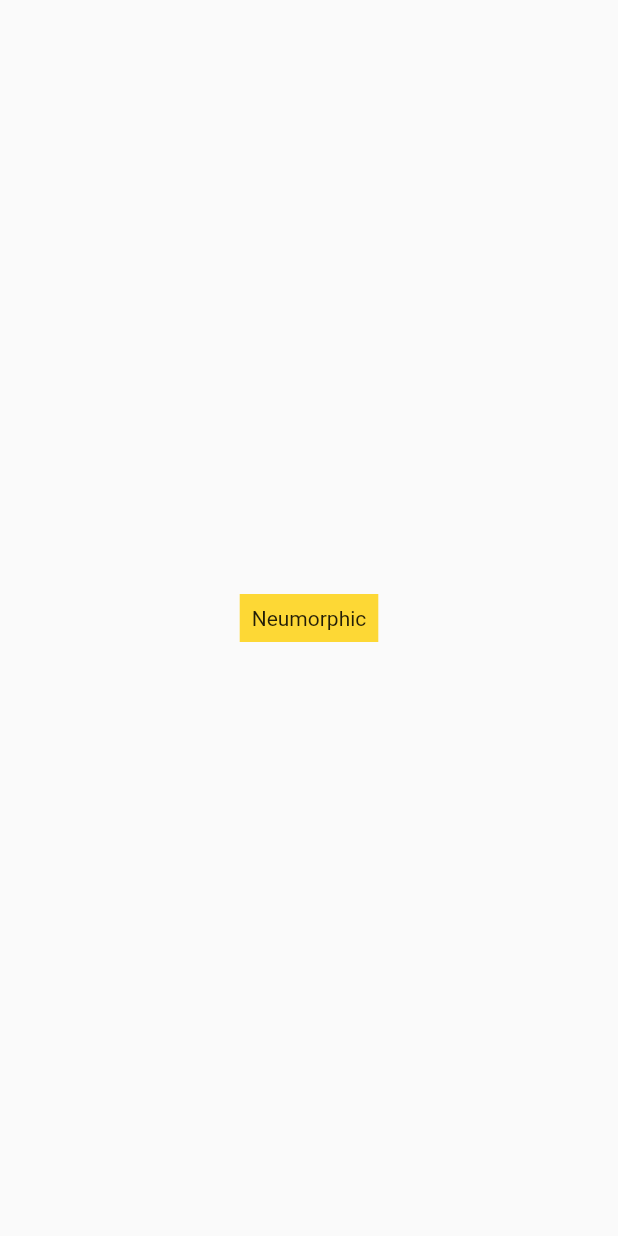
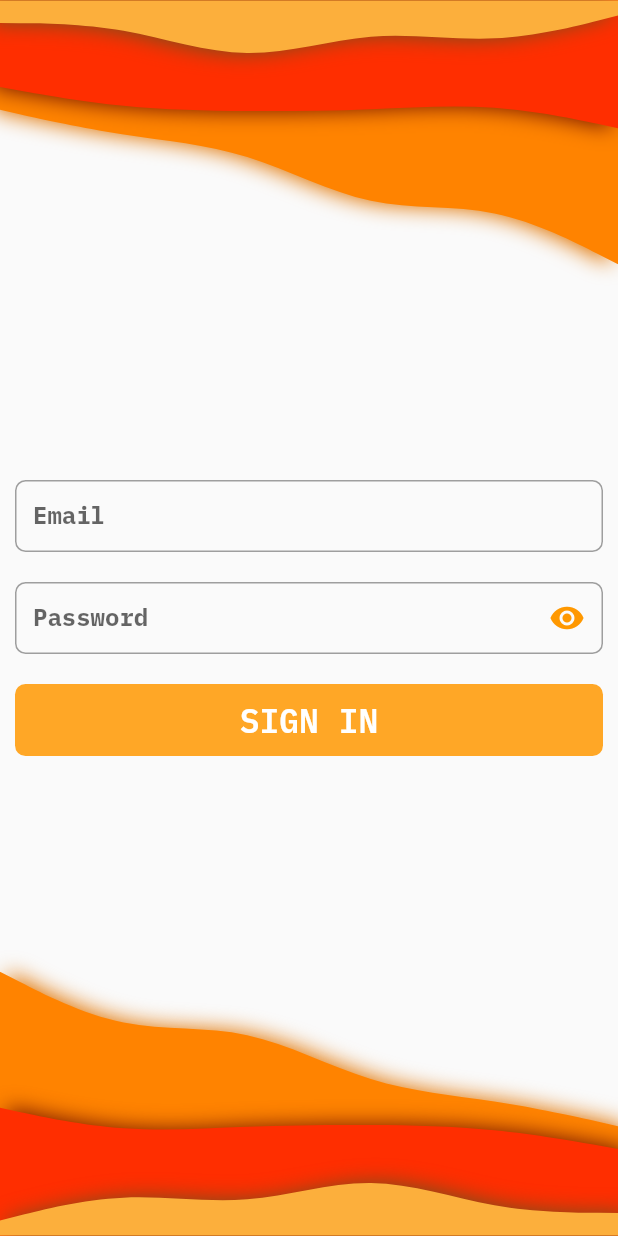
Before and after one commit to chesnoksatan/flutter_login_screens, a Flutter app: the ModernPage screen opened by its route, on a phone screen of 412 x 824 dp. Run offline on Flutter 3.47's test engine with Material 2 defaults, Android fonts, the phone set to English and light mode, and no system bars; drawn by our look-alikes of simple_shadow; our stand-ins replace flutter_svg.

Commit message:
Add Modern login screen

```diff
--- /dev/null
+++ b/lib/src/Modern/Background.dart
@@ -0,0 +1,168 @@
+import 'package:flutter/material.dart';
+
+import 'package:flutter_svg/flutter_svg.dart';
+import 'package:simple_shadow/simple_shadow.dart';
+
+class Background extends StatelessWidget {
+  const Background({Key? key}) : super(key: key);
+
+  @override
+  Widget build(BuildContext context) {
+    return Column(
+      mainAxisAlignment: MainAxisAlignment.spaceBetween,
+      children: [
+        RotatedBox(
+          quarterTurns: 2,
+          child: Stack(
+            alignment: AlignmentDirectional.bottomEnd,
+            children: [
+              SimpleShadow(
+                child: SvgPicture.asset(
+                  "assets/images/wave-haikei_1.svg",
+                  alignment: Alignment.bottomCenter,
+                ),
+                opacity: 1,
+                color: Colors.black12,
+                offset: Offset(5, 0),
+                sigma: 7,
+              ),
+              SimpleShadow(
+                child: SvgPicture.asset(
+                  "assets/images/wave-haikei_2.svg",
+                  alignment: Alignment.bottomCenter,
+                ),
+                opacity: 1,
+                color: Colors.black54,
+                offset: Offset(5, 0),
+                sigma: 7,
+              ),
+              SimpleShadow(
+                child: SvgPicture.asset(
+                  "assets/images/wave-haikei_3.svg",
+                  alignment: Alignment.bottomCenter,
+                ),
+                opacity: 1,
+                color: Colors.black54,
+                offset: Offset(5, 0),
+                sigma: 7,
+              ),
+            ],
+          ),
+        ),
+        Stack(
+          alignment: AlignmentDirectional.bottomEnd,
+          children: [
+            SimpleShadow(
+              child: SvgPicture.asset(
+                "assets/images/wave-haikei_1.svg",
+                alignment: Alignment.bottomCenter,
+              ),
+              opacity: 1,
+              color: Colors.black12,
+              offset: Offset(5, 0),
+              sigma: 7,
+            ),
+            SimpleShadow(
+              child: SvgPicture.asset(
+                "assets/images/wave-haikei_2.svg",
+                alignment: Alignment.bottomCenter,
+              ),
+              opacity: 1,
+              color: Colors.black54,
+              offset: Offset(5, 0),
+              sigma: 7,
+            ),
+            SimpleShadow(
+              child: SvgPicture.asset(
+                "assets/images/wave-haikei_3.svg",
+                alignment: Alignment.bottomCenter,
+              ),
+              opacity: 1,
+              color: Colors.black54,
+              offset: Offset(5, 0),
+              sigma: 7,
+            ),
+          ],
+        )
+      ],
+    );
+    // return Container(
+    //   child: Column(
+    //     mainAxisAlignment: MainAxisAlignment.spaceBetween,
+    //     children: [
+    //       Stack(
+    //         alignment: AlignmentDirectional.bottomEnd,
+    //         fit: StackFit.expand,
+    //         children: [
+    //           SimpleShadow(
+    //             child: SvgPicture.asset(
+    //               "assets/images/wave-haikei_1.svg",
+    //               alignment: Alignment.bottomCenter,
+    //             ),
+    //             opacity: 1,
+    //             color: Colors.black12,
+    //             offset: Offset(5, 0),
+    //             sigma: 7,
+    //           ),
+    //           SimpleShadow(
+    //             child: SvgPicture.asset(
+    //               "assets/images/wave-haikei_2.svg",
+    //               alignment: Alignment.bottomCenter,
+    //             ),
+    //             opacity: 1,
+    //             color: Colors.black54,
+    //             offset: Offset(5, 0),
+    //             sigma: 7,
+    //           ),
+    //           SimpleShadow(
+    //             child: SvgPicture.asset(
+    //               "assets/images/wave-haikei_3.svg",
+    //               alignment: Alignment.bottomCenter,
+    //             ),
+    //             opacity: 1,
+    //             color: Colors.black54,
+    //             offset: Offset(5, 0),
+    //             sigma: 7,
+    //           ),
+    //         ],
+    //       ),
+    //       Stack(
+    //         alignment: AlignmentDirectional.bottomEnd,
+    //         children: [
+    //           SimpleShadow(
+    //             child: SvgPicture.asset(
+    //               "assets/images/wave-haikei_1.svg",
+    //               alignment: Alignment.bottomCenter,
+    //             ),
+    //             opacity: 1,
+    //             color: Colors.black12,
+    //             offset: Offset(5, 0),
+    //             sigma: 7,
+    //           ),
+    //           SimpleShadow(
+    //             child: SvgPicture.asset(
+    //               "assets/images/wave-haikei_2.svg",
+    //               alignment: Alignment.bottomCenter,
+    //             ),
+    //             opacity: 1,
+    //             color: Colors.black54,
+    //             offset: Offset(5, 0),
+    //             sigma: 7,
+    //           ),
+    //           SimpleShadow(
+    //             child: SvgPicture.asset(
+    //               "assets/images/wave-haikei_3.svg",
+    //               alignment: Alignment.bottomCenter,
+    //             ),
+    //             opacity: 1,
+    //             color: Colors.black54,
+    //             offset: Offset(5, 0),
+    //             sigma: 7,
+    //           ),
+    //         ],
+    //       )
+    //     ],
+    //   ),
+    // );
+  }
+}
--- /dev/null
+++ b/lib/src/Modern/EmailField.dart
@@ -0,0 +1,43 @@
+import 'package:flutter/material.dart';
+
+class EmailField extends StatelessWidget {
+  const EmailField({Key? key}) : super(key: key);
+
+  @override
+  Widget build(BuildContext context) {
+    return Container(
+      height: 48,
+      child: const TextField(
+        decoration: InputDecoration(
+          enabledBorder: OutlineInputBorder(
+            borderRadius: BorderRadius.all(Radius.circular(7)),
+            borderSide: BorderSide(color: Colors.grey, width: 1.0),
+          ),
+          focusedBorder: OutlineInputBorder(
+            borderRadius: BorderRadius.all(Radius.circular(7)),
+            borderSide: BorderSide(color: Colors.orange, width: 1.0),
+          ),
+          floatingLabelStyle: TextStyle(
+            color: Colors.orange,
+            fontSize: 16,
+            fontWeight: FontWeight.w700,
+            fontFamily: 'IBMPlex',
+          ),
+          labelText: 'Email',
+          hintStyle: TextStyle(
+            color: Color(0xC0546E7A),
+            fontSize: 16,
+            fontWeight: FontWeight.w700,
+            fontFamily: 'IBMPlex',
+          ),
+        ),
+        style: TextStyle(
+          color: Color(0xFF546E7A),
+          fontSize: 16,
+          fontWeight: FontWeight.w700,
+          fontFamily: 'IBMPlex',
+        ),
+      ),
+    );
+  }
+}
--- a/lib/src/Modern/Page.dart
+++ b/lib/src/Modern/Page.dart
@@ -1,6 +1,10 @@
 import 'package:flutter/material.dart';
 
 import 'package:login_screens/src/Routes.dart';
+import 'package:login_screens/src/Modern/Background.dart';
+
+import 'package:login_screens/src/Modern/PasswordField.dart';
+import 'package:login_screens/src/Modern/EmailField.dart';
 
 class ModernPage extends StatelessWidget {
   const ModernPage({Key? key}) : super(key: key);
@@ -9,16 +13,104 @@ class ModernPage extends StatelessWidget {
   @override
   Widget build(BuildContext context) {
     return Scaffold(
-      body: Center(
-        child: GestureDetector(
-          onTap: () { Navigator.pushReplacementNamed(context, Routes.Neumorphic); },
-          child: Container(
-            color: Colors.yellow.shade600,
-            padding: const EdgeInsets.all(8),
-            // Change button text when light changes state.
-            child: const Text('Neumorphic'),
-          ),
-        )
+      resizeToAvoidBottomInset: false,
+      body: Container(
+        color: Colors.transparent,
+        child: Stack(
+          children: [
+            Background(),
+            Center(
+              child: Column(
+                mainAxisAlignment: MainAxisAlignment.center,
+                children: [
+                  const Padding(
+                    padding: EdgeInsets.all(10),
+                    child: EmailField(),
+                  ),
+                  const Padding(
+                    padding: EdgeInsets.all(10),
+                    child: PasswordField(),
+                  ),
+                  Padding(
+                    padding: const EdgeInsets.all(10),
+                    child: GestureDetector(
+                      onTap: () { Navigator.pushReplacementNamed(context, Routes.Neumorphic); },
+                      child: Container(
+                        width: 400,
+                        height: 48,
+                        decoration: BoxDecoration(
+                          color: Colors.orange[400],
+                          borderRadius: BorderRadius.all(Radius.circular(7)),
+                        ),
+                        child: const Center(
+                          child: Text(
+                            "SIGN IN",
+                            style: TextStyle(
+                              color: Color(0xFFFFFFFF),
+                              fontSize: 22,
+                              fontWeight: FontWeight.w600,
+                              fontFamily: 'IBMPlex',
+                            ),
+                          ),
+                        ),
+                      ),
+                    ),
+                  ),
+                ],
+              ),
+            )
+          ],
+        ),
+      ),
+    );
+    return Scaffold(
+      body: Container(
+        color: Colors.brown[200],
+        child: Stack(
+          children: [
+            Background(),
+            Center(
+              child: Column(
+                mainAxisAlignment: MainAxisAlignment.center,
+                children: [
+                  Padding(
+                    padding: const EdgeInsets.all(10),
+                    child: TextField(),
+                  ),
+                  Padding(
+                    padding: const EdgeInsets.all(10),
+                    child: PasswordField(),
+                  ),
+                  Padding(
+                    padding: const EdgeInsets.all(20),
+                    child: GestureDetector(
+                      onTap: () { Navigator.pushReplacementNamed(context, Routes.Neumorphic); },
+                      child: Container(
+                        width: 400,
+                        height: 40,
+                        decoration: BoxDecoration(
+                          color: Colors.orange[400],
+                          borderRadius: BorderRadius.all(Radius.circular(7)),
+                        ),
+                        child: const Center(
+                          child: Text(
+                            "SIGN IN",
+                            style: TextStyle(
+                              color: Color(0xFFFFFFFF),
+                              fontSize: 22,
+                              fontWeight: FontWeight.w600,
+                              fontFamily: 'IBMPlex',
+                            ),
+                          ),
+                        ),
+                      ),
+                    ),
+                  ),
+                ],
+              ),
+            )
+          ],
+        ),
       ),
     );
   }
--- /dev/null
+++ b/lib/src/Modern/PasswordField.dart
@@ -0,0 +1,64 @@
+import 'package:flutter/material.dart';
+
+class PasswordField extends StatefulWidget {
+  const PasswordField({Key? key}) : super(key: key);
+
+  @override
+  State<PasswordField> createState() => PasswordFieldState();
+}
+
+class PasswordFieldState extends State<PasswordField> {
+
+  bool _obscureText = true;
+
+  void toogleObscure()
+  {
+    _obscureText = !_obscureText;
+    setState(() {});
+  }
+
+  @override
+  Widget build(BuildContext context) {
+    return Container(
+      height: 48,
+      child: TextField(
+        obscureText: _obscureText,
+        obscuringCharacter: "*",
+        decoration: InputDecoration(
+          suffixIcon: IconButton(
+            color: Colors.orange,
+            onPressed: () => toogleObscure(),
+            icon: Icon(_obscureText ? Icons.visibility : Icons.visibility_off),
+          ),
+          enabledBorder: const OutlineInputBorder(
+            borderRadius: BorderRadius.all(Radius.circular(7)),
+            borderSide: BorderSide(color: Colors.grey, width: 1.0),
+          ),
+          focusedBorder: const OutlineInputBorder(
+            borderRadius: BorderRadius.all(Radius.circular(7)),
+            borderSide: BorderSide(color: Colors.orange, width: 1.0),
+          ),
+          floatingLabelStyle: const TextStyle(
+            color: Colors.orange,
+            fontSize: 16,
+            fontWeight: FontWeight.w700,
+            fontFamily: 'IBMPlex',
+          ),
+          labelText: 'Password',
+          hintStyle: const TextStyle(
+            color: Color(0xC0546E7A),
+            fontSize: 16,
+            fontWeight: FontWeight.w700,
+            fontFamily: 'IBMPlex',
+          ),
+        ),
+        style: const TextStyle(
+          color: Color(0xFF546E7A),
+          fontSize: 16,
+          fontWeight: FontWeight.w700,
+          fontFamily: 'IBMPlex',
+        ),
+      ),
+    );
+  }
+}
--- a/pubspec.yaml
+++ b/pubspec.yaml
@@ -35,6 +35,7 @@ dependencies:
   # Use with the CupertinoIcons class for iOS style icons.
   cupertino_icons: ^1.0.2
   flutter_svg: ^1.0.3
+  simple_shadow: ^0.3.0
 
 dev_dependencies:
   flutter_test:
@@ -63,6 +64,9 @@ flutter:
     - assets/icons/facebook.svg
     - assets/icons/google.svg
     - assets/icons/twitter.svg
+    - assets/images/wave-haikei_1.svg
+    - assets/images/wave-haikei_2.svg
+    - assets/images/wave-haikei_3.svg
 
   # An image asset can refer to one or more resolution-specific "variants", see
   # https://flutter.dev/assets-and-images/#resolution-aware.
```
Also changed, not shown: assets/images/wave-haikei_1.svg (added), assets/images/wave-haikei_2.svg (added), assets/images/wave-haikei_3.svg (added), pubspec.lock.
